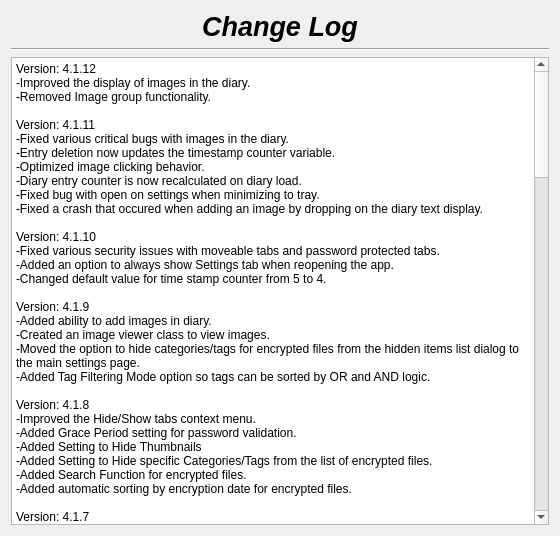
First picture: the form in changelog.ui, repository therealMaPMaKeR/MMDiary, before the edit.
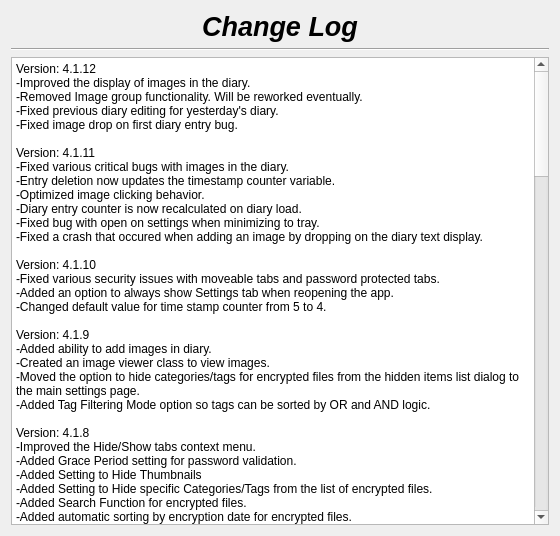
Second picture: the form after the edit.

Commit message:
diary image first entry bugfix
fixed a bug where if the first entry of a diary is an image and the user has a previous diary, the diary sorter would not update

```diff
--- a/changelog.ui
+++ b/changelog.ui
@@ -55,7 +55,8 @@
 li.unchecked::marker { content: &quot;\2610&quot;; }
 li.checked::marker { content: &quot;\2612&quot;; }
 &lt;/style&gt;&lt;/head&gt;&lt;body style=&quot; font-family:'Segoe UI'; font-size:9pt; font-weight:400; font-style:normal;&quot;&gt;
-&lt;p style=&quot; margin-top:0px; margin-bottom:0px; margin-left:0px; margin-right:0px; -qt-block-indent:0; text-indent:0px;&quot;&gt;Version: 4.1.12&lt;br /&gt;-Improved the display of images in the diary.&lt;br /&gt;-Removed Image group functionality.&lt;br /&gt;&lt;br /&gt;Version: 4.1.11&lt;br /&gt;-Fixed various critical bugs with images in the diary.&lt;/p&gt;
+&lt;p style=&quot; margin-top:0px; margin-bottom:0px; margin-left:0px; margin-right:0px; -qt-block-indent:0; text-indent:0px;&quot;&gt;Version: 4.1.12&lt;br /&gt;-Improved the display of images in the diary.&lt;br /&gt;-Removed Image group functionality. Will be reworked eventually.&lt;/p&gt;
+&lt;p style=&quot; margin-top:0px; margin-bottom:0px; margin-left:0px; margin-right:0px; -qt-block-indent:0; text-indent:0px;&quot;&gt;-Fixed previous diary editing for yesterday's diary.&lt;br /&gt;-Fixed image drop on first diary entry bug.&lt;br /&gt;&lt;br /&gt;Version: 4.1.11&lt;br /&gt;-Fixed various critical bugs with images in the diary.&lt;/p&gt;
 &lt;p style=&quot; margin-top:0px; margin-bottom:0px; margin-left:0px; margin-right:0px; -qt-block-indent:0; text-indent:0px;&quot;&gt;-Entry deletion now updates the timestamp counter variable.&lt;/p&gt;
 &lt;p style=&quot; margin-top:0px; margin-bottom:0px; margin-left:0px; margin-right:0px; -qt-block-indent:0; text-indent:0px;&quot;&gt;-Optimized image clicking behavior.&lt;/p&gt;
 &lt;p style=&quot; margin-top:0px; margin-bottom:0px; margin-left:0px; margin-right:0px; -qt-block-indent:0; text-indent:0px;&quot;&gt;-Diary entry counter is now recalculated on diary load.&lt;/p&gt;
```
The commit also changes 1 other file.
